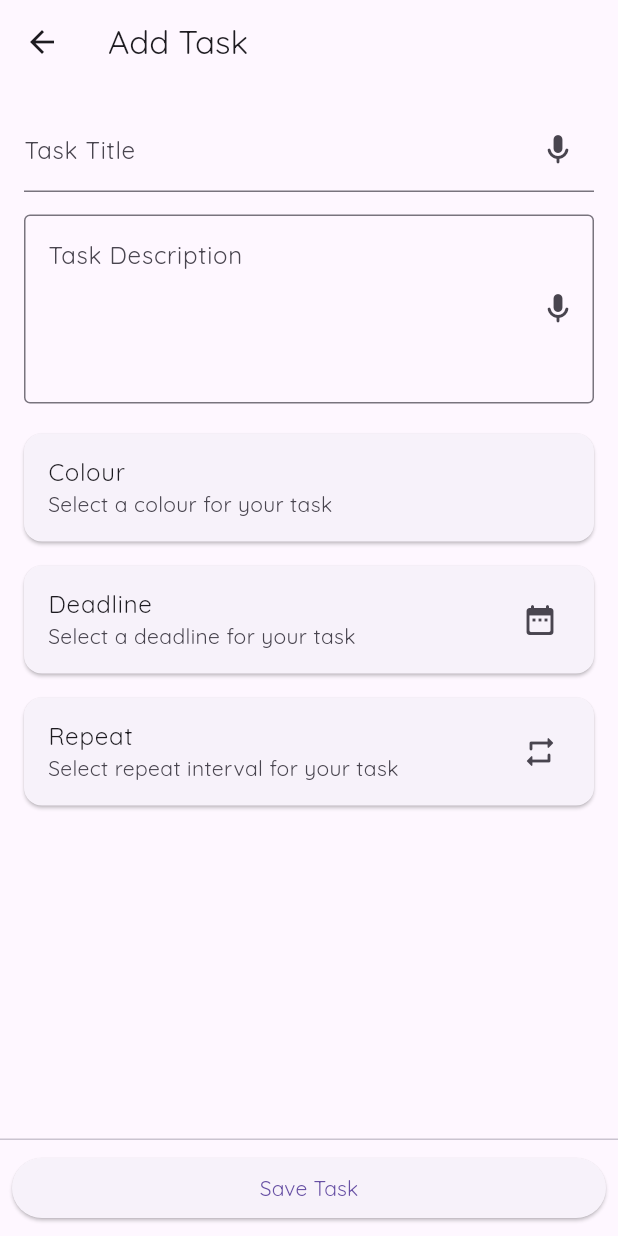
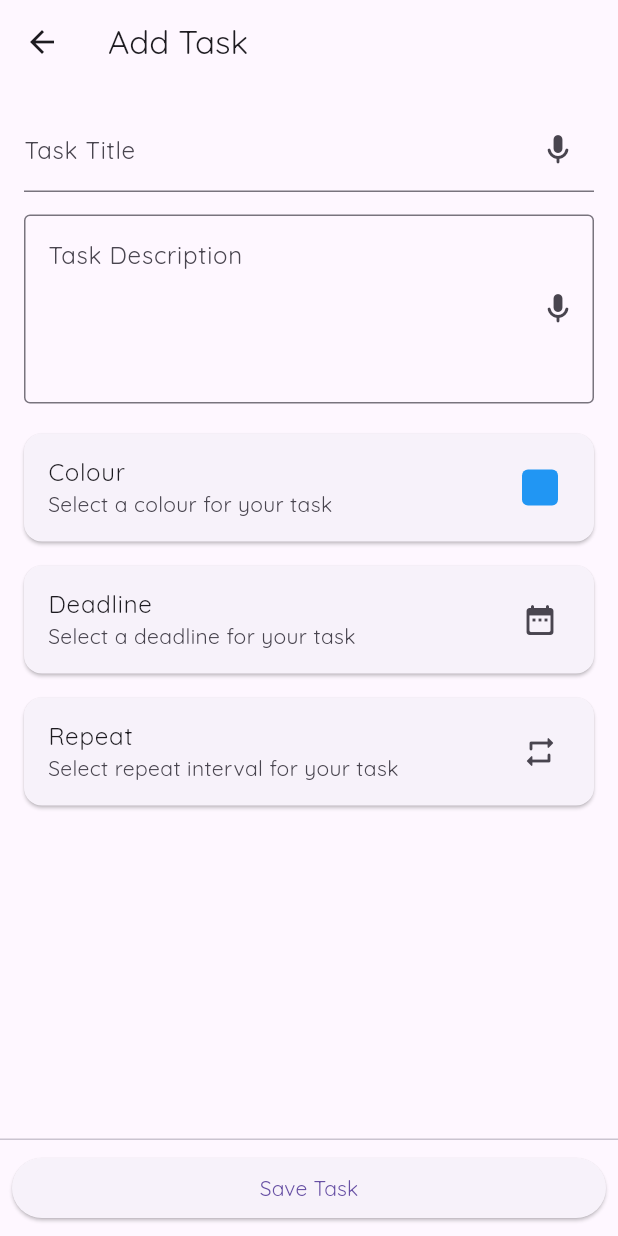
Before and after one commit to IMGIITRoorkee/Taskly, a Flutter app: the TaskFormScreen screen opened directly, on a phone screen of 412 x 824 dp. Run offline on Flutter 3.47's test engine with Material 3 defaults, Android fonts, the light colour scheme and no system bars; our stand-ins replace flutter_colorpicker, flutter_slidable, flutter_svg, fluttertoast, introduction_screen, multiple_result and 2 more; missing offline and left inert: choice; accounts and stored records are empty; Roboto replaces fonts that are missing (Quicksand).

Commit message:
Added color card in form screen

```diff
--- a/lib/screens/taskform_screen.dart
+++ b/lib/screens/taskform_screen.dart
@@ -151,7 +151,7 @@ class _TaskFormScreenState extends State<TaskFormScreen> {
     ];
   }
 
-  List<Widget> _buildDeadlineRepeat() {
+  List<Widget> _buildColorDeadlineRepeat() {
     Widget deadlineTrailing;
     if (deadline != null) {
       deadlineTrailing = Text(MyDateUtils.getFormattedDate(deadline!));
@@ -168,10 +168,18 @@ class _TaskFormScreenState extends State<TaskFormScreen> {
 
     return [
       Card(
-        margin: EdgeInsets.all(0),
+        margin: const EdgeInsets.all(0),
         child: ListTile(
-          title: Text("Colour"),
-          subtitle: Text("Select a colour for your task"),
+          title: const Text("Colour"),
+          subtitle: const Text("Select a colour for your task"),
+          trailing: Container(
+            width: 24,
+            height: 24,
+            decoration: BoxDecoration(
+              color: selectedColor,
+              borderRadius: BorderRadius.circular(4),
+            ),
+          ),
           onTap: _showColorPicker,
         ),
       ),
@@ -269,7 +277,7 @@ class _TaskFormScreenState extends State<TaskFormScreen> {
               children: [
                 ..._buildTextfields(),
                 const SizedBox(height: 5),
-                ..._buildDeadlineRepeat(),
+                ..._buildColorDeadlineRepeat(),
               ],
             ),
           ),
```
